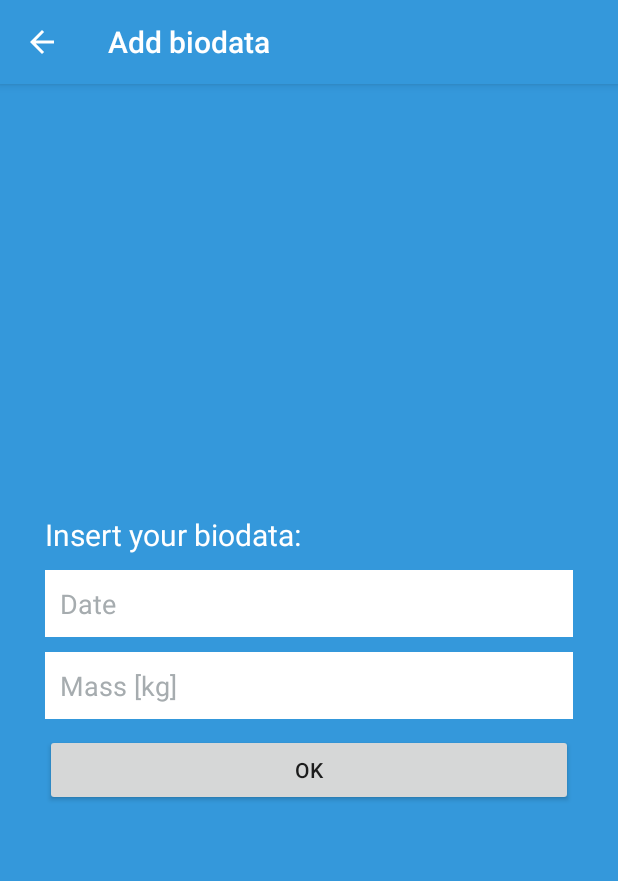
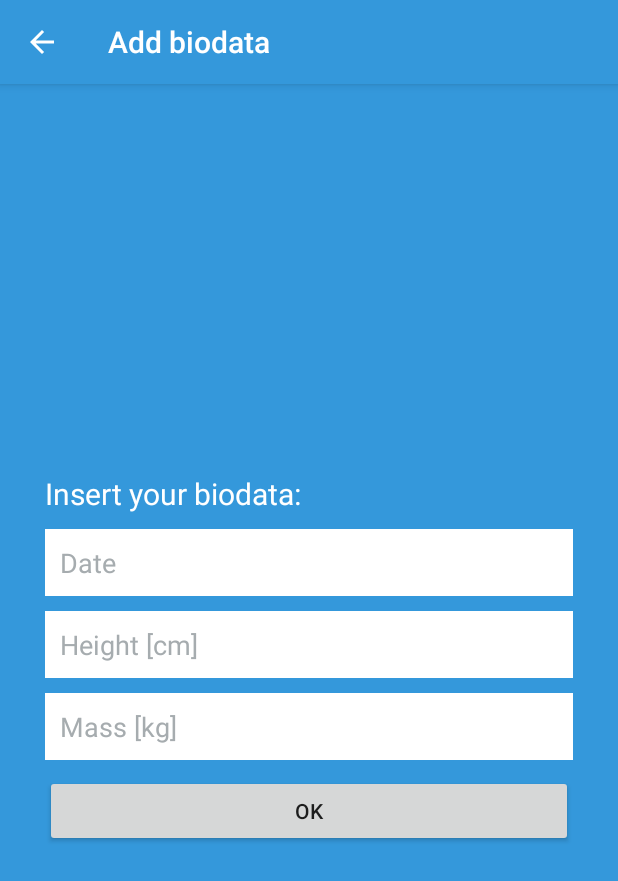
Before and after one commit to March97/Food_Diary, an Android app: the BiodataAddActivity screen opened directly, with no data from a screen before it, on a phone screen of 412 x 824 dp. Shown: the top 881 px of the screen. Run offline under Robolectric (Android 15) with nearby library versions, the phone set to English and light mode, and no system bars.

Commit message:
dodawanie wrostu

```diff
--- a/app/src/main/java/com/example/food_diary/ui/biodata/BiodataAddActivity.java
+++ b/app/src/main/java/com/example/food_diary/ui/biodata/BiodataAddActivity.java
@@ -32,10 +32,14 @@ public class BiodataAddActivity extends AppCompatActivity {
     public static final String EXTRA_MASS =
             "com.example.food_diary.ui.biodata.EXTRA_MASS";
 
+    public static final String EXTRA_HEIGHT =
+            "com.example.food_diary.ui.biodata.EXTRA_HEIGHT";
+
     public static final String EXTRA_DATE =
             "com.example.food_diary.ui.biodata.EXTRA_DATE";
 
     private EditText mass_et;
+    private EditText height_et;
     private TextView date_tv;
     private Button ok_btn;
     private DatePickerDialog.OnDateSetListener dateSetListener;
@@ -47,6 +51,7 @@ public class BiodataAddActivity extends AppCompatActivity {
         setContentView(R.layout.activity_biodata_add);
 
         mass_et = findViewById(R.id.biodata_add_mass);
+        height_et = findViewById(R.id.biodata_add_height);
         date_tv = findViewById(R.id.biodata_add_date);
         ok_btn = findViewById(R.id.biodata_add_button);
 
@@ -55,6 +60,7 @@ public class BiodataAddActivity extends AppCompatActivity {
         if (intent.hasExtra(EXTRA_ID)) {
             setTitle("Edit biodata");
             mass_et.setText(String.valueOf(intent.getIntExtra(EXTRA_MASS, 1)));
+            height_et.setText(String.valueOf(intent.getIntExtra(EXTRA_MASS, 1)));
             date_tv.setText(intent.getStringExtra(EXTRA_DATE));
         } else
         {
@@ -107,15 +113,17 @@ public class BiodataAddActivity extends AppCompatActivity {
 
     private void saveBiodata() {
         int mass = Integer.valueOf(mass_et.getText().toString());
+        int height = Integer.valueOf(height_et.getText().toString());
         String date = date_tv.getText().toString();
 
-        if(date.trim().isEmpty() || mass <= 0) {
+        if(date.trim().isEmpty() || mass <= 0 || height <= 0) {
             Toast.makeText(this, "Please insert proper values", Toast.LENGTH_SHORT).show();
             return;
         }
 
         Intent data = new Intent();
         data.putExtra(EXTRA_MASS, mass);
+        data.putExtra(EXTRA_HEIGHT, height);
         data.putExtra(EXTRA_DATE, date);
 
         int id = getIntent().getIntExtra(EXTRA_ID, -1);
--- a/app/src/main/java/com/example/food_diary/ui/biodata/BiodataFragment.java
+++ b/app/src/main/java/com/example/food_diary/ui/biodata/BiodataFragment.java
@@ -32,7 +32,7 @@ public class BiodataFragment extends Fragment {
     public static final int EDIT_BIODATA_REQUEST = 2;
 
     private String email = "admin";
-    private int height = 180;
+    //private int height = 180;
     private FirebaseAuth mAuth;
 
     private BiodataViewModel biodataViewModel;
@@ -119,6 +119,7 @@ public class BiodataFragment extends Fragment {
         if (requestCode == ADD_BIODATA_REQUEST && resultCode == RESULT_OK) {
             String date = data.getStringExtra(BiodataAddActivity.EXTRA_DATE);
             int mass = data.getIntExtra(BiodataAddActivity.EXTRA_MASS, 1);
+            int height = data.getIntExtra(BiodataAddActivity.EXTRA_HEIGHT, 1);
 
             Biodata biodata = new Biodata(date, mass, height, email);
             biodataViewModel.insert(biodata);
@@ -133,6 +134,7 @@ public class BiodataFragment extends Fragment {
 
             String date = data.getStringExtra(BiodataAddActivity.EXTRA_DATE);
             int mass = data.getIntExtra(BiodataAddActivity.EXTRA_MASS, 1);
+            int height = data.getIntExtra(BiodataAddActivity.EXTRA_HEIGHT, 1);
 
             Biodata biodata = new Biodata(date, mass, height, email);
             biodata.setId(id);
--- a/app/src/main/res/layout/activity_biodata_add.xml
+++ b/app/src/main/res/layout/activity_biodata_add.xml
@@ -40,6 +40,20 @@
             android:textColorHint="@color/colorGrey" />
 
         <EditText
+            android:id="@+id/biodata_add_height"
+            android:layout_width="fill_parent"
+            android:layout_height="wrap_content"
+            android:layout_marginBottom="10dp"
+            android:background="@color/colorAccent"
+            android:hint="@string/biodata_hint_height"
+            android:inputType="number"
+            android:padding="10dp"
+            android:singleLine="true"
+            android:textSize="18sp"
+            android:textColor="@color/colorGrey"
+            android:textColorHint="@color/colorGrey" />
+
+        <EditText
             android:id="@+id/biodata_add_mass"
             android:layout_width="fill_parent"
             android:layout_height="wrap_content"
```
Also changed, not shown: app/src/main/java/com/example/food_diary/ui/meals/SearchFood.java (+5 -4 lines).
